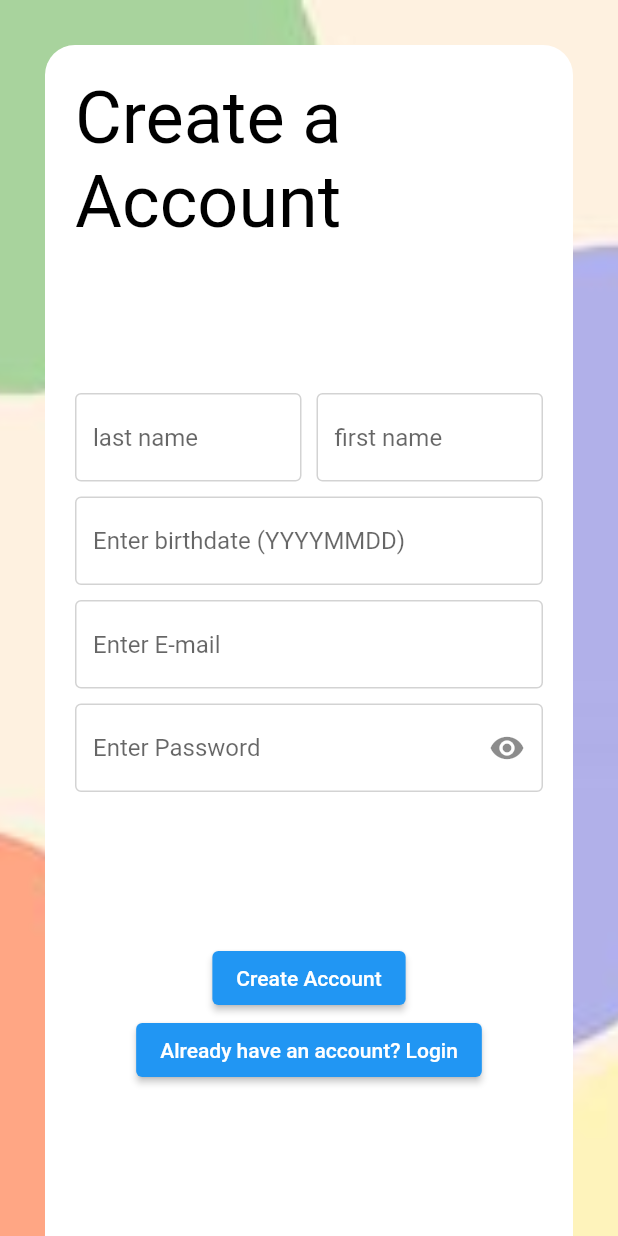
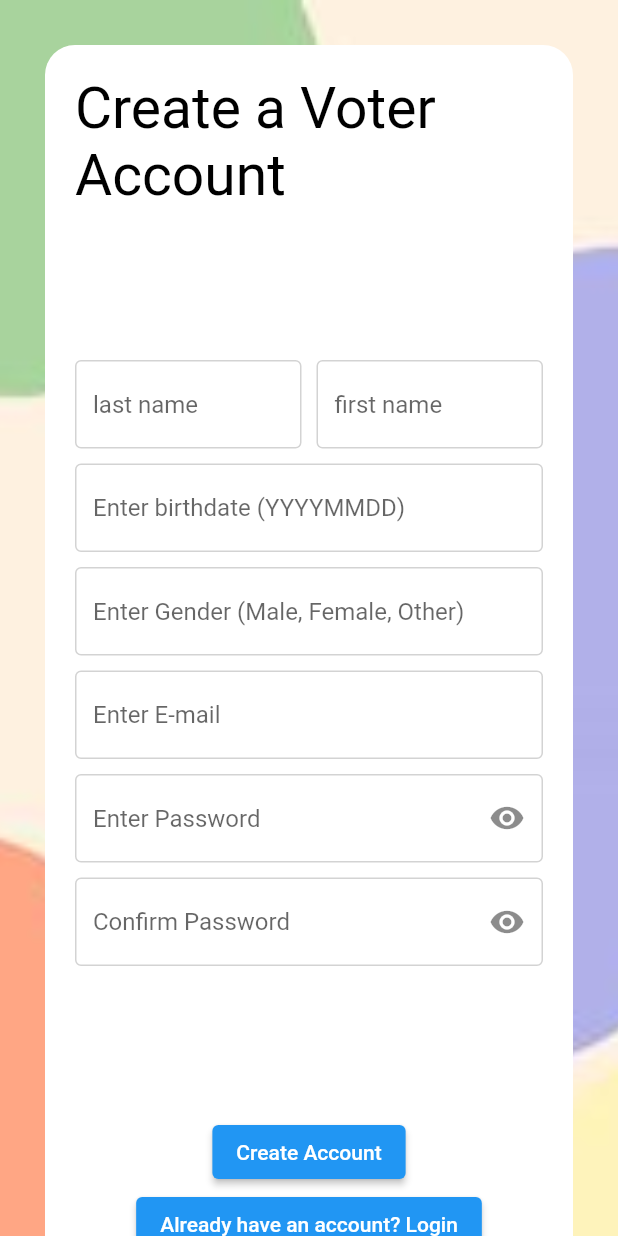
Before and after one commit to AverageDude0716/EVEE-mobile-app, a Flutter app: the Create_voter_page screen opened directly, on a phone screen of 412 x 824 dp. Run offline on Flutter 3.47's test engine with Material 2 defaults, Android fonts, the phone set to English and light mode, and no system bars; our stand-ins replace cloud_firestore, firebase_auth, firebase_core; accounts and stored records are empty.

Commit message:
updated sign up

```diff
--- a/lib/create_voter.dart
+++ b/lib/create_voter.dart
@@ -57,7 +57,7 @@ class _Create_voter_page_state extends State<Create_voter_page>
                     (
 
                       //form design
-                      height: screenHeight,
+                      //height: screenHeight,
                       width: screenWidth,
                       margin: const EdgeInsets.all(30.0),
                       padding: const EdgeInsets.all(20.0),
@@ -78,11 +78,11 @@ class _Create_voter_page_state extends State<Create_voter_page>
                           //header
                           const Text
                           (
-                            'Create a Account',
+                            'Create a Voter Account',
                             style: TextStyle
                             (
                               color: Colors.black,
-                              fontSize: 48.0,
+                              fontSize: 38.0,
                               decoration: TextDecoration.none
                             ),
                           ),//header
@@ -203,6 +203,34 @@ class _Create_voter_page_state extends State<Create_voter_page>
 
                           ),
 
+                          //gender
+                          Container
+                          (
+
+                            margin: const EdgeInsets.fromLTRB(0, 10.0, 0, 0),
+
+                            child: const TextField
+                            (
+
+                              decoration: InputDecoration
+                              (
+
+                                hintText: 'Enter Gender (Male, Female, Other)',
+                                border: OutlineInputBorder
+                                (
+                                  borderSide: BorderSide(color: light_gray),
+                                ),
+                                enabledBorder: OutlineInputBorder
+                                (
+                                  borderSide: BorderSide(color: light_gray),
+                                ),
+
+                              ),
+
+                            ),
+
+                          ),
+
                           //email textfield
                           Container
                           (
@@ -235,6 +263,43 @@ class _Create_voter_page_state extends State<Create_voter_page>
                           Container
                           (
 
+                            margin: const EdgeInsets.fromLTRB(0, 10.0, 0, 0),
+
+                            child: TextField
+                                  (
+
+                                    obscureText: true,
+                                    decoration: InputDecoration
+                                    (
+                                      hintText: 'Enter Password',
+
+                                      border: const OutlineInputBorder
+                                      (
+                                        borderSide: BorderSide(color: light_gray),
+
+                                      ),
+
+                                      enabledBorder: const OutlineInputBorder
+                                      (
+                                        borderSide: BorderSide(color: light_gray)
+                                      ),
+
+                                      suffixIcon: IconButton
+                                      (
+                                        onPressed: () {},
+                                        icon: const Icon(Icons.visibility)
+                                      )
+                                    ),
+
+
+                                  ),
+
+                          ),
+
+                          //confirm password
+                          Container
+                          (
+
                             margin: const EdgeInsets.fromLTRB(0, 10.0, 0, 100),
 
                             child: TextField
@@ -243,7 +308,7 @@ class _Create_voter_page_state extends State<Create_voter_page>
                                     obscureText: true,
                                     decoration: InputDecoration
                                     (
-                                      hintText: 'Enter Password',
+                                      hintText: 'Confirm Password',
 
                                       border: const OutlineInputBorder
                                       (
--- a/lib/firebase_functions.dart
+++ b/lib/firebase_functions.dart
@@ -1,9 +1,41 @@
 import 'package:firebase_core/firebase_core.dart';
 import 'firebase_options.dart';
+import 'package:firebase_auth/firebase_auth.dart';
+import 'package:cloud_firestore/cloud_firestore.dart';
+
 
 class Firebase_func
 {
 
+  final FirebaseAuth auth = FirebaseAuth.instance;
+  FirebaseFirestore firestore = FirebaseFirestore.instance;
 
 
+  Future<void> signUpWithEmailAndPassword(String email, String password) async
+  {
+    try
+    {
+      UserCredential userCredential = await auth.createUserWithEmailAndPassword(
+        email: email,
+        password: password,
+      );
+      // User successfully signed up
+      User? user = userCredential.user;
+      // Handle the signed-up user
+    }
+    catch (e)
+    {
+      // Handle sign-up error
+    }
+  }
+
+
+  void save_voter(String last_name, String first_name, int birth_date,
+   String gender, String email, String password)
+  {
+
+
+
+  }
+
 }
```
Also changed, not shown: lib/voter_home_page.dart (+26 -4 lines).
